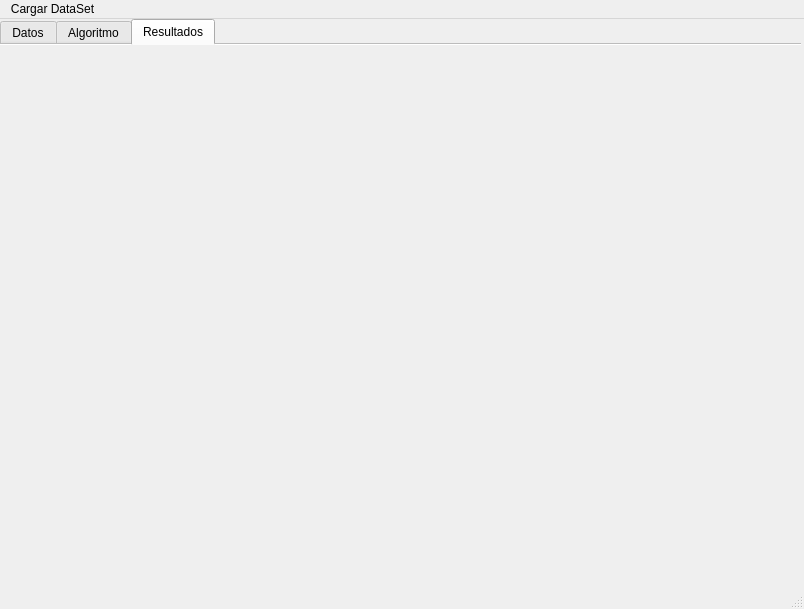
First picture: the form in view/main_view.ui, repository augusto99-dev/AIKnnAlghoritm, before the edit.
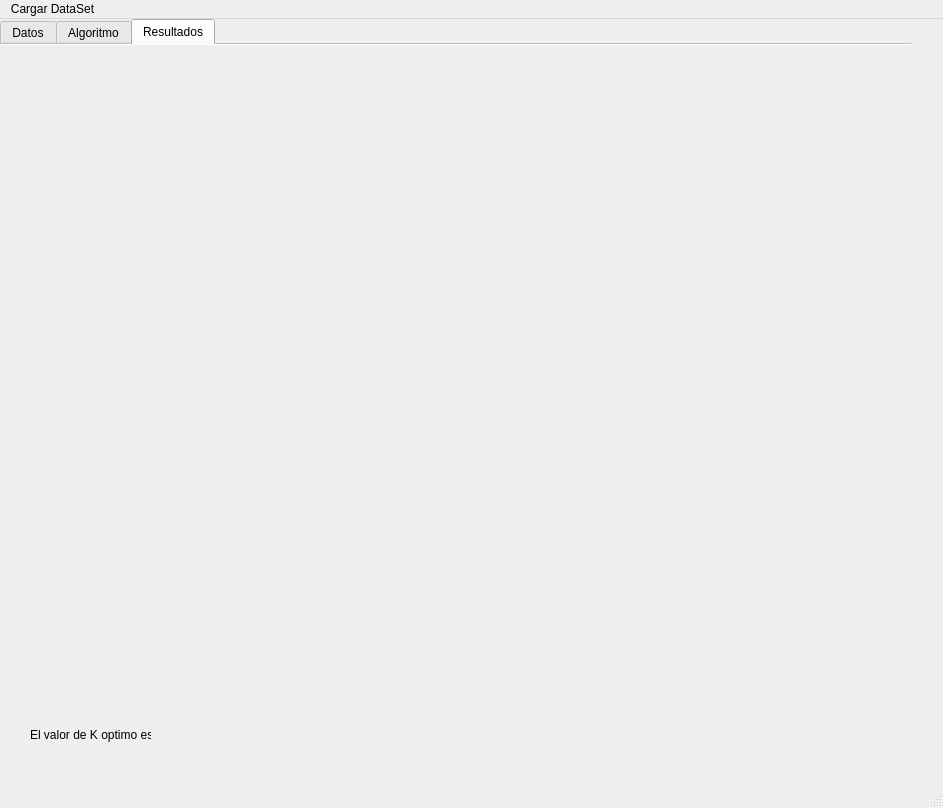
Second picture: the form after the edit. The open tabs and pages were chosen to show the change.

```diff
--- a/view/main_view.ui
+++ b/view/main_view.ui
@@ -6,8 +6,8 @@
    <rect>
     <x>0</x>
     <y>0</y>
-    <width>804</width>
-    <height>609</height>
+    <width>943</width>
+    <height>808</height>
    </rect>
   </property>
   <property name="windowTitle">
@@ -19,8 +19,8 @@
      <rect>
       <x>0</x>
       <y>0</y>
-      <width>801</width>
-      <height>561</height>
+      <width>911</width>
+      <height>671</height>
      </rect>
     </property>
     <property name="currentIndex">
@@ -94,9 +94,9 @@
       <property name="geometry">
        <rect>
         <x>10</x>
-        <y>10</y>
-        <width>391</width>
-        <height>291</height>
+        <y>40</y>
+        <width>451</width>
+        <height>301</height>
        </rect>
       </property>
       <layout class="QVBoxLayout" name="grafico1"/>
@@ -104,23 +104,71 @@
      <widget class="QWidget" name="verticalLayoutWidget_2">
       <property name="geometry">
        <rect>
-        <x>400</x>
-        <y>10</y>
-        <width>401</width>
-        <height>291</height>
+        <x>460</x>
+        <y>40</y>
+        <width>451</width>
+        <height>301</height>
        </rect>
       </property>
-      <layout class="QVBoxLayout" name="grafico1_2"/>
+      <layout class="QVBoxLayout" name="grafico2"/>
+     </widget>
+     <widget class="QWidget" name="verticalLayoutWidget_3">
+      <property name="geometry">
+       <rect>
+        <x>10</x>
+        <y>340</y>
+        <width>451</width>
+        <height>301</height>
+       </rect>
+      </property>
+      <layout class="QVBoxLayout" name="grafico3"/>
+     </widget>
+     <widget class="QWidget" name="verticalLayoutWidget_4">
+      <property name="geometry">
+       <rect>
+        <x>460</x>
+        <y>340</y>
+        <width>451</width>
+        <height>301</height>
+       </rect>
+      </property>
+      <layout class="QVBoxLayout" name="grafico4"/>
      </widget>
     </widget>
    </widget>
+   <widget class="QLabel" name="k_value">
+    <property name="geometry">
+     <rect>
+      <x>140</x>
+      <y>700</y>
+      <width>131</width>
+      <height>31</height>
+     </rect>
+    </property>
+    <property name="text">
+     <string/>
+    </property>
+   </widget>
+   <widget class="QLabel" name="label">
+    <property name="geometry">
+     <rect>
+      <x>30</x>
+      <y>700</y>
+      <width>121</width>
+      <height>31</height>
+     </rect>
+    </property>
+    <property name="text">
+     <string>El valor de K optimo es:</string>
+    </property>
+   </widget>
   </widget>
   <widget class="QMenuBar" name="menubar">
    <property name="geometry">
     <rect>
      <x>0</x>
      <y>0</y>
-     <width>804</width>
+     <width>943</width>
      <height>21</height>
     </rect>
    </property>
```
